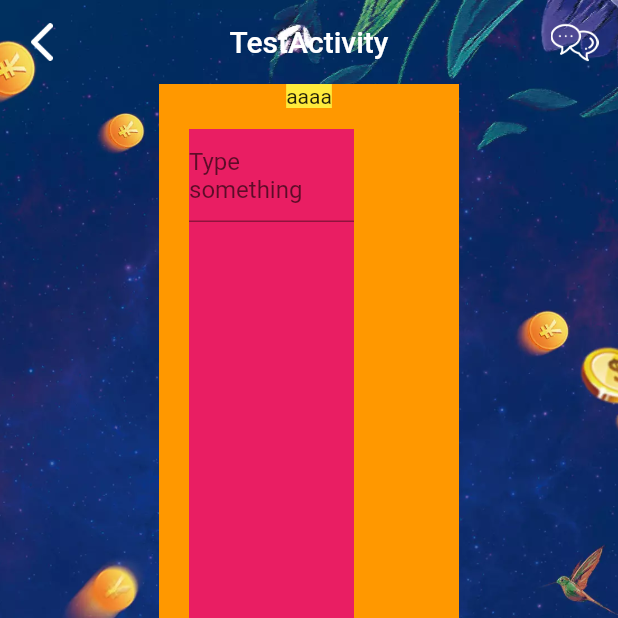
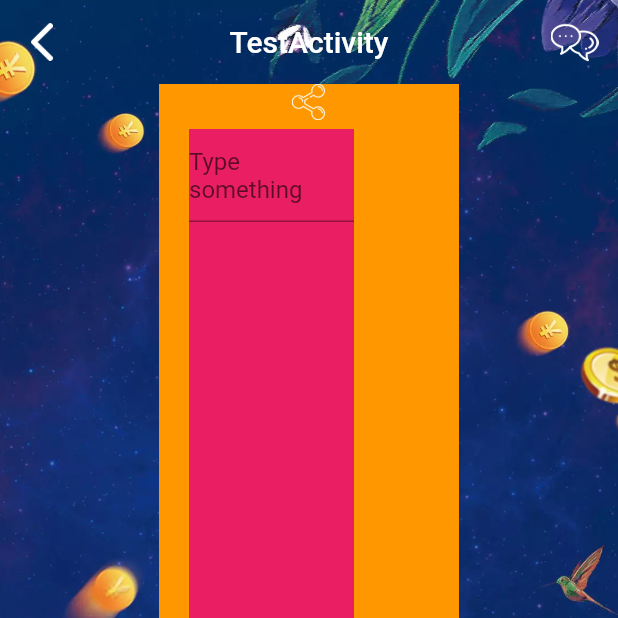
Before and after one commit to gta371667/duck_flutter, a Flutter app: the screen it shows after launch, on a phone screen of 412 x 824 dp, the top half of it. Run offline on Flutter 3.47's test engine with Material 2 defaults, Android fonts, the phone set to English and light mode, and no system bars; our stand-ins replace dio.

Commit message:
fix ImageRippleView

```diff
--- a/lib/TestActivity.dart
+++ b/lib/TestActivity.dart
@@ -67,9 +67,16 @@ class TestActivityState extends BaseState<TestActivity> {
                         ),
                       )
                     ]),
-                MyMaterialView(
-                  backgroundColor: Colors.yellow,
-                  child: Text("aaaa"),
+                ImageRippleView(
+                  image: Image.asset(
+                    "assets/images/ic_share.png",
+                    height: 24,
+                    width: 24,
+                  ),
+                  splashColor: Colors.red,
+                  onPressed: () {
+                    print("666");
+                  },
                 ),
 //                SizedBox(
 //                  width: 200.0,
--- a/xview/lib/widget/ImageRippleView.dart
+++ b/xview/lib/widget/ImageRippleView.dart
@@ -38,11 +38,13 @@ class ImageRippleView extends StatelessWidget {
     return ClipRRect(
       borderRadius: setShape(),
       child: new Stack(children: <Widget>[
-        image,
+        Container(
+          child: image,
+          padding: padding,
+        ),
         new Positioned.fill(
           child: new FlatButton(
             child: null,
-            padding: padding,
             color: Colors.transparent,
             splashColor: showRipple ? splashColor : Colors.transparent,
             highlightColor: showRipple ? highlightColor : Colors.transparent,
```
Also changed, not shown: assets/images/ic_share.png (added).
